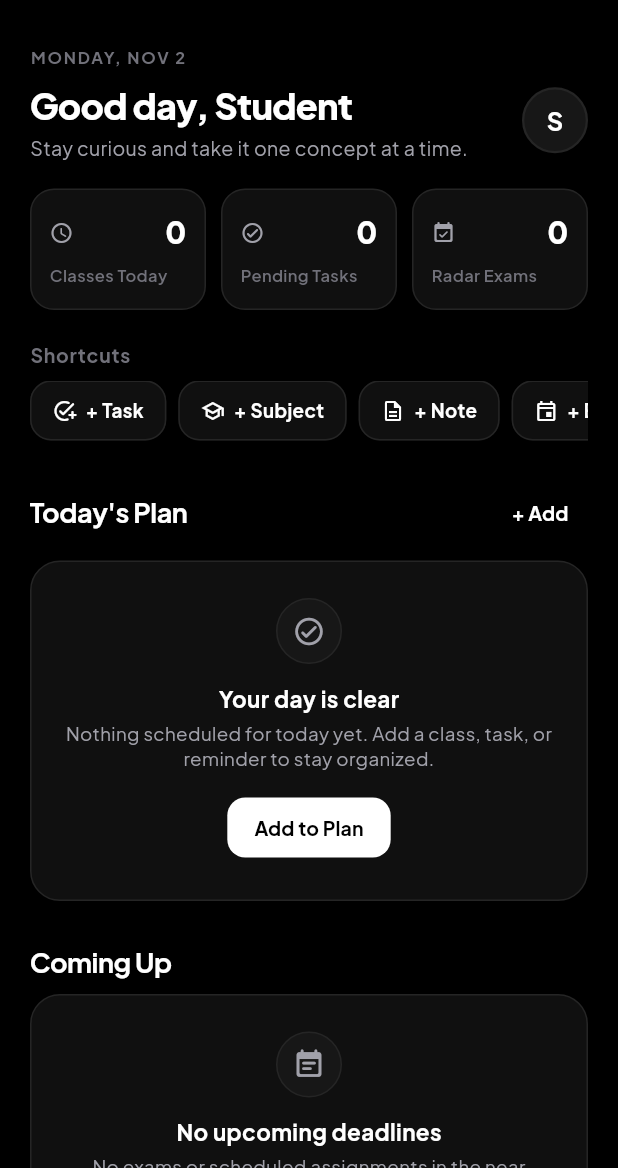
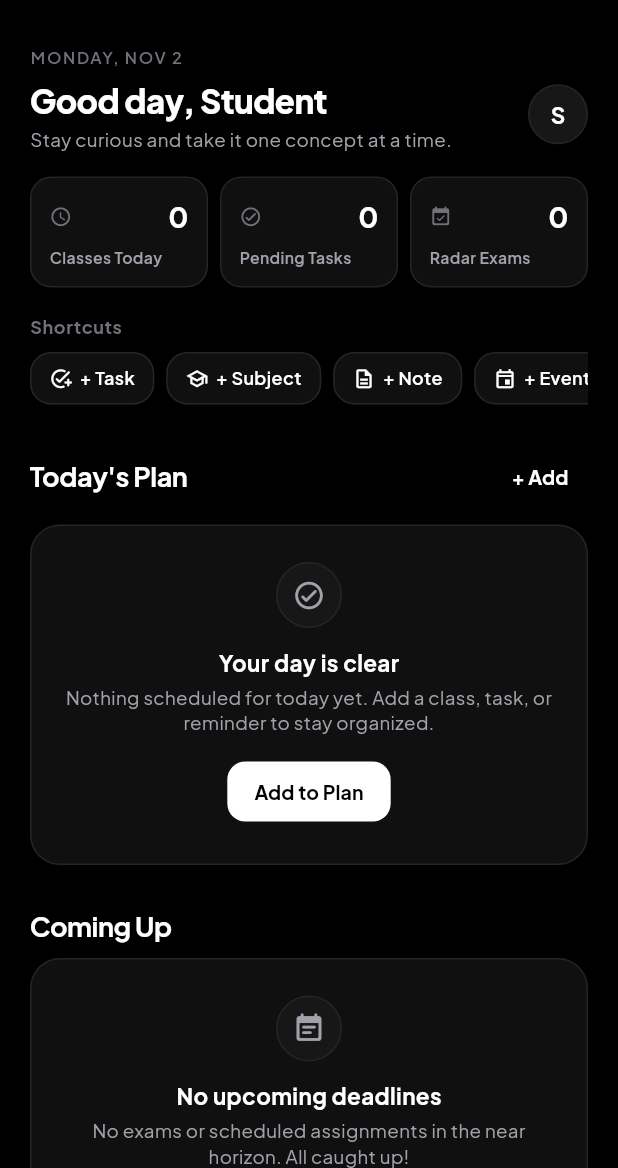
Before and after one commit to bhvyshrm/Studesk, a Flutter app: the HomeScreen screen opened directly with empty values, on a phone screen of 412 x 824 dp, the part 68-1236 px from its top. Run offline on Flutter 3.47's test engine with Material 3 defaults, Android fonts, the phone set to English and light mode, and no system bars; our stand-ins replace google_fonts, shared_preferences, supabase_flutter; accounts and stored records are empty; network calls fail.

Commit message:
refactor(home): simplify dashboard layout

```diff
--- a/lib/features/home/presentation/home_screen.dart
+++ b/lib/features/home/presentation/home_screen.dart
@@ -239,12 +239,12 @@
                         formattedDate,
                         style: TextStyle(
                           fontSize: 11,
-                          fontWeight: FontWeight.w700,
+                          fontWeight: FontWeight.w600,
                           color: stuTheme.textMuted,
-                          letterSpacing: 1.2,
+                          letterSpacing: 1.1,
                         ),
                       ),
-                      const SizedBox(height: 6),
+                      const SizedBox(height: 4),
 
                       // Section 5.2: Header with Greeting & Avatar
                       Row(
@@ -257,10 +257,10 @@
                                 Text(
                                   'Good day, $displayName',
                                   style: TextStyle(
-                                    fontSize: 24,
+                                    fontSize: 22,
                                     fontWeight: FontWeight.w800,
                                     color: stuTheme.textPrimary,
-                                    letterSpacing: -0.5,
+                                    letterSpacing: -0.4,
                                   ),
                                 ),
                                 const SizedBox(height: 2),
@@ -271,7 +271,7 @@
                                   maxLines: 1,
                                   overflow: TextOverflow.ellipsis,
                                   style: TextStyle(
-                                    fontSize: 13,
+                                    fontSize: 12.5,
                                     color: stuTheme.textSecondary,
                                   ),
                                 ),
@@ -283,23 +283,23 @@
                             message: 'View Profile',
                             child: InkWell(
                               onTap: widget.onNavigateToProfile,
-                              borderRadius: BorderRadius.circular(24),
+                              borderRadius: BorderRadius.circular(20),
                               child: Container(
-                                width: 44,
-                                height: 44,
+                                width: 40,
+                                height: 40,
                                 decoration: BoxDecoration(
                                   color: stuTheme.surfaceTier2,
                                   shape: BoxShape.circle,
                                   border: Border.all(
                                     color: stuTheme.border,
-                                    width: 1.5,
+                                    width: 1.0,
                                   ),
                                 ),
                                 alignment: Alignment.center,
                                 child: Text(
                                   initials,
                                   style: TextStyle(
-                                    fontSize: 17,
+                                    fontSize: 15,
                                     fontWeight: FontWeight.w700,
                                     color: stuTheme.textPrimary,
                                   ),
@@ -310,7 +310,7 @@
                         ],
                       ),
 
-                      const SizedBox(height: 18),
+                      const SizedBox(height: 16),
 
                       // Section 5.3: Today's Overview Metrics Row
                       Row(
@@ -324,7 +324,7 @@
                               onTap: widget.onNavigateToAcademics,
                             ),
                           ),
-                          const SizedBox(width: 10),
+                          const SizedBox(width: 8),
                           Expanded(
                             child: _buildMetricCard(
                               label: 'Pending Tasks',
@@ -334,7 +334,7 @@
                               onTap: _showAddPlanItemSheet,
                             ),
                           ),
-                          const SizedBox(width: 10),
+                          const SizedBox(width: 8),
                           Expanded(
                             child: _buildMetricCard(
                               label: 'Radar Exams',
@@ -347,16 +347,16 @@
                         ],
                       ),
 
-                      const SizedBox(height: 20),
+                      const SizedBox(height: 18),
 
                       // Section 5.4: Shortcuts Bar
                       Text(
                         'Shortcuts',
                         style: TextStyle(
-                          fontSize: 13,
+                          fontSize: 12,
                           fontWeight: FontWeight.w700,
                           color: stuTheme.textMuted,
-                          letterSpacing: 0.5,
+                          letterSpacing: 0.4,
                         ),
                       ),
                       const SizedBox(height: 8),
@@ -583,12 +583,12 @@
   }) {
     return InkWell(
       onTap: onTap,
-      borderRadius: BorderRadius.circular(16),
+      borderRadius: BorderRadius.circular(AppRadii.md),
       child: Container(
-        padding: const EdgeInsets.symmetric(horizontal: 12, vertical: 14),
+        padding: const EdgeInsets.symmetric(horizontal: 12, vertical: 12),
         decoration: BoxDecoration(
           color: stuTheme.surfaceTier1,
-          borderRadius: BorderRadius.circular(16),
+          borderRadius: BorderRadius.circular(AppRadii.md),
           border: Border.all(color: stuTheme.border),
         ),
         child: Column(
@@ -597,12 +597,12 @@
             Row(
               mainAxisAlignment: MainAxisAlignment.spaceBetween,
               children: [
-                Icon(icon, size: 16, color: stuTheme.textSecondary),
+                Icon(icon, size: 15, color: stuTheme.textMuted),
                 Text(
                   '$count',
                   style: TextStyle(
-                    fontSize: 20,
-                    fontWeight: FontWeight.w800,
+                    fontSize: 19,
+                    fontWeight: FontWeight.w700,
                     color: stuTheme.textPrimary,
                   ),
                 ),
@@ -614,9 +614,9 @@
               maxLines: 1,
               overflow: TextOverflow.ellipsis,
               style: TextStyle(
-                fontSize: 11,
+                fontSize: 10.5,
                 fontWeight: FontWeight.w600,
-                color: stuTheme.textMuted,
+                color: stuTheme.textSecondary,
               ),
             ),
           ],
@@ -633,26 +633,26 @@
   }) {
     return Material(
       color: stuTheme.surfaceTier1,
-      borderRadius: BorderRadius.circular(14),
+      borderRadius: BorderRadius.circular(AppRadii.md),
       child: InkWell(
         onTap: onTap,
-        borderRadius: BorderRadius.circular(14),
+        borderRadius: BorderRadius.circular(AppRadii.md),
         child: Container(
-          padding: const EdgeInsets.symmetric(horizontal: 14, vertical: 10),
+          padding: const EdgeInsets.symmetric(horizontal: 12, vertical: 8),
           decoration: BoxDecoration(
-            borderRadius: BorderRadius.circular(14),
+            borderRadius: BorderRadius.circular(AppRadii.md),
             border: Border.all(color: stuTheme.border),
           ),
           child: Row(
             mainAxisSize: MainAxisSize.min,
             children: [
-              Icon(icon, size: 16, color: stuTheme.textPrimary),
-              const SizedBox(width: 6),
+              Icon(icon, size: 15, color: stuTheme.textPrimary),
+              const SizedBox(width: 5),
               Text(
                 label,
                 style: TextStyle(
-                  fontSize: 12.5,
-                  fontWeight: FontWeight.w700,
+                  fontSize: 12,
+                  fontWeight: FontWeight.w600,
                   color: stuTheme.textPrimary,
                 ),
               ),
```
